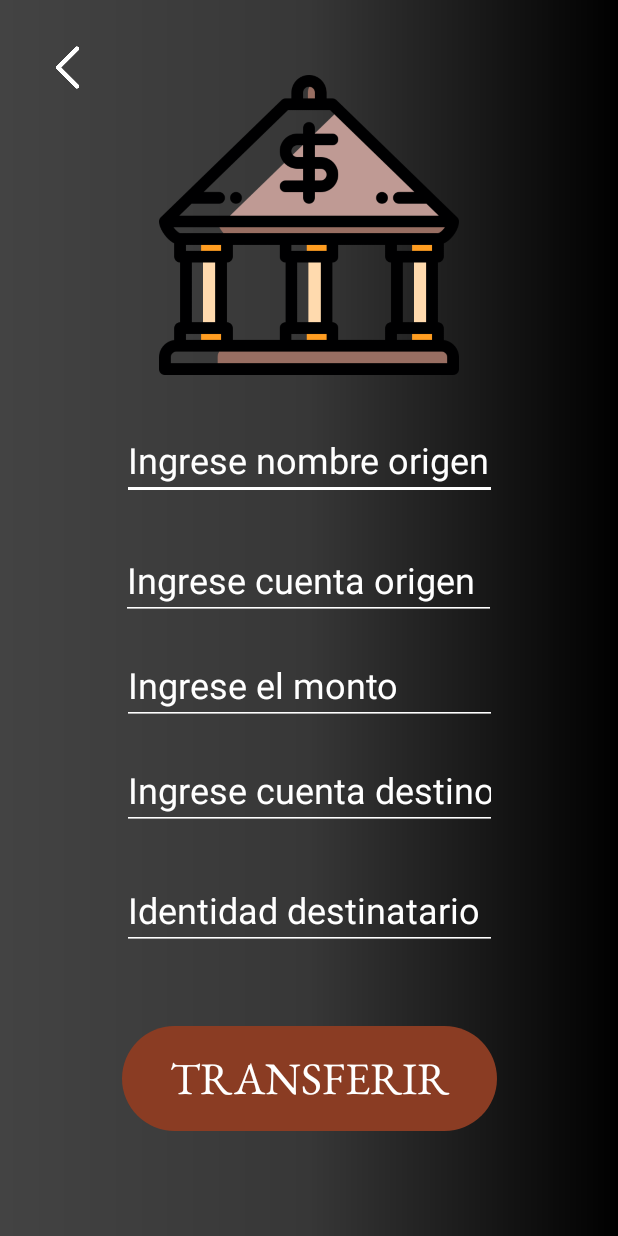
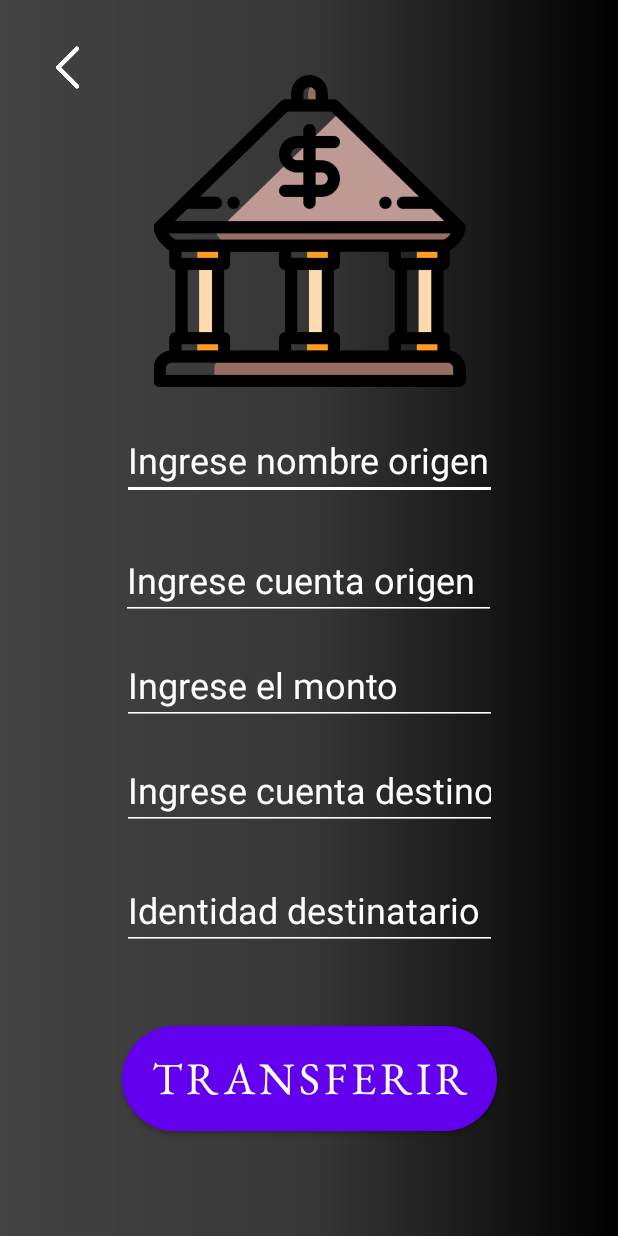
Before and after one commit to alycastro22/Laboratorio1PDM, an Android app: the TransferirActivity screen opened directly, with no data from a screen before it, on a phone screen of 412 x 824 dp. Run offline under Robolectric (Android 15) with nearby library versions, the phone set to English and light mode, and no system bars; Roboto replaces fonts that are not available here.

Commit message:
Codigo de la pantalla de transferir

```diff
--- a/app/src/main/res/layout/activity_transferir.xml
+++ b/app/src/main/res/layout/activity_transferir.xml
@@ -9,8 +9,8 @@
 
     <ImageView
         android:id="@+id/logo_banco"
-        android:layout_width="300dp"
-        android:layout_height="200dp"
+        android:layout_width="258dp"
+        android:layout_height="208dp"
         android:layout_marginTop="50dp"
         android:contentDescription="@string/logo_tigo"
         app:layout_constraintEnd_toEndOf="parent"
@@ -83,8 +83,8 @@
         app:layout_constraintStart_toStartOf="parent"
         app:layout_constraintTop_toTopOf="parent" />
 
-    <TextView
-        android:id="@+id/txtTransferir"
+    <Button
+        android:id="@+id/btnTransferir"
         android:layout_width="250dp"
         android:layout_height="70dp"
         android:layout_marginTop="40dp"
```
Also changed, not shown: app/src/main/java/hn/edu/ujcv/pdm_2021_i_p1_laboratorio1/TransferirActivity.kt (+30 -0 lines).
